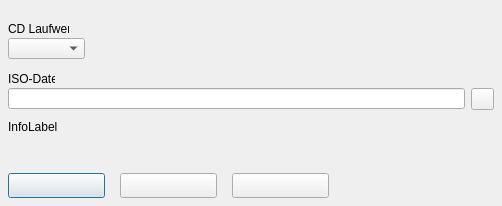
Qt form src/forms/CreateISOImageFormUnit.ui (Eldricos/D-Fend-Reborn) before a commit.
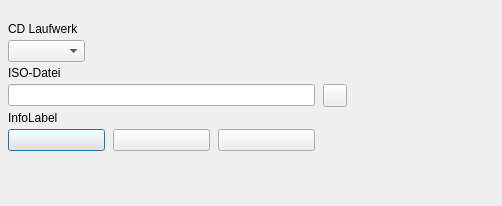
The same form after that commit. Icons and pictures are not drawn.

Commit message: Remaining dialogs: Qt layouts instead of fixed pixel positions

What changed in the file:
```diff
--- a/src/forms/CreateISOImageFormUnit.ui
+++ b/src/forms/CreateISOImageFormUnit.ui
@@ -9,66 +9,98 @@
     <property name="vclKeyPreview" stdset="0"><bool>true</bool></property>
     <property name="vclDesignWidth" stdset="0"><number>502</number></property>
     <property name="vclDesignHeight" stdset="0"><number>206</number></property>
+    <layout class="QGridLayout" name="CreateISOImageForm_Layout" columnstretch="0,0,0,0,1">
+      <property name="leftMargin"><number>8</number></property>
+      <property name="topMargin"><number>22</number></property>
+      <property name="rightMargin"><number>8</number></property>
+      <property name="bottomMargin"><number>8</number></property>
+      <property name="horizontalSpacing"><number>8</number></property>
+      <property name="verticalSpacing"><number>4</number></property>
+      <item row="0" column="0" colspan="5">
     <widget class="QLabel" name="DriveLabel">
-      <property name="geometry"><rect><x>8</x><y>22</y><width>61</width><height>13</height></rect></property>
       <property name="text"><string>CD Laufwerk</string></property>
       <property name="textFormat"><enum>Qt::PlainText</enum></property>
       <property name="alignment"><set>Qt::AlignLeft|Qt::AlignTop</set></property>
-      <property name="vclAutoSize" stdset="0"><bool>true</bool></property>
-    </widget>
-    <widget class="QToolButton" name="FileNameButton">
-      <property name="geometry"><rect><x>471</x><y>88</y><width>23</width><height>22</height></rect></property>
-      <property name="icon"><iconset resource="../../resources/dfend.qrc"><normaloff>:/glyphs/92d9d1a333bceee3.png</normaloff></iconset></property>
-      <property name="iconSize"><size><width>16</width><height>16</height></size></property>
-    </widget>
-    <widget class="QLabel" name="InfoLabel">
-      <property name="geometry"><rect><x>8</x><y>120</y><width>486</width><height>47</height></rect></property>
-      <property name="vclAnchors" stdset="0"><string notr="true">akLeft,akTop,akRight</string></property>
-      <property name="text"><string>InfoLabel</string></property>
-      <property name="textFormat"><enum>Qt::PlainText</enum></property>
-      <property name="wordWrap"><bool>true</bool></property>
-      <property name="alignment"><set>Qt::AlignLeft|Qt::AlignTop</set></property>
-    </widget>
+        </widget>
+      </item>
+      <item row="1" column="0" alignment="Qt::AlignLeft">
     <widget class="QComboBox" name="DriveComboBox">
-      <property name="geometry"><rect><x>8</x><y>38</y><width>77</width><height>21</height></rect></property>
       <property name="editable"><bool>false</bool></property>
       <property name="maxVisibleItems"><number>8</number></property>
-    </widget>
-    <widget class="QLineEdit" name="FileNameEdit">
-      <property name="geometry"><rect><x>8</x><y>88</y><width>457</width><height>21</height></rect></property>
-    </widget>
+          <property name="minimumSize"><size><width>77</width><height>0</height></size></property>
+        </widget>
+      </item>
+      <item row="2" column="0" colspan="5">
     <widget class="QLabel" name="FileNameEdit_EditLabel">
-      <property name="geometry"><rect><x>8</x><y>72</y><width>47</width><height>13</height></rect></property>
       <property name="text"><string>ISO-Datei</string></property>
       <property name="textFormat"><enum>Qt::PlainText</enum></property>
       <property name="vclAutoSize" stdset="0"><bool>true</bool></property>
       <property name="vclFocusControl" stdset="0"><string notr="true">FileNameEdit</string></property>
       <property name="vclLabeledEditOf" stdset="0"><string notr="true">FileNameEdit</string></property>
     </widget>
+      </item>
+      <item row="3" column="0" colspan="3">
+        <widget class="QLineEdit" name="FileNameEdit">
+      </widget>
+      </item>
+      <item row="3" column="3" alignment="Qt::AlignLeft">
+        <widget class="QToolButton" name="FileNameButton">
+          <property name="icon"><iconset resource="../../resources/dfend.qrc"><normaloff>:/glyphs/92d9d1a333bceee3.png</normaloff></iconset></property>
+          <property name="iconSize"><size><width>16</width><height>16</height></size></property>
+          <property name="minimumSize"><size><width>23</width><height>0</height></size></property>
+        </widget>
+      </item>
+      <item row="4" column="0" colspan="5">
+        <widget class="QLabel" name="InfoLabel">
+          <property name="text"><string>InfoLabel</string></property>
+          <property name="textFormat"><enum>Qt::PlainText</enum></property>
+          <property name="wordWrap"><bool>true</bool></property>
+          <property name="alignment"><set>Qt::AlignLeft|Qt::AlignTop</set></property>
+        </widget>
+      </item>
+      <item row="5" column="0" alignment="Qt::AlignLeft">
     <widget class="QPushButton" name="OKButton">
-      <property name="geometry"><rect><x>8</x><y>173</y><width>97</width><height>25</height></rect></property>
-      <property name="text"><string></string></property>
+          <property name="text"><string /></property>
       <property name="autoDefault"><bool>false</bool></property>
       <property name="vclKind" stdset="0"><string notr="true">bkOK</string></property>
       <property name="default"><bool>true</bool></property>
       <property name="vclModalResult" stdset="0"><string notr="true">mrOk</string></property>
       <property name="vclOnClick" stdset="0"><string notr="true">OKButtonClick</string></property>
-    </widget>
+          <property name="minimumSize"><size><width>97</width><height>0</height></size></property>
+        </widget>
+      </item>
+      <item row="5" column="1" alignment="Qt::AlignLeft">
     <widget class="QPushButton" name="CancelButton">
-      <property name="geometry"><rect><x>120</x><y>173</y><width>97</width><height>25</height></rect></property>
-      <property name="text"><string></string></property>
+          <property name="text"><string /></property>
       <property name="autoDefault"><bool>false</bool></property>
       <property name="vclKind" stdset="0"><string notr="true">bkCancel</string></property>
       <property name="vclCancel" stdset="0"><bool>true</bool></property>
       <property name="vclModalResult" stdset="0"><string notr="true">mrCancel</string></property>
-    </widget>
+          <property name="minimumSize"><size><width>97</width><height>0</height></size></property>
+        </widget>
+      </item>
+      <item row="5" column="2" alignment="Qt::AlignLeft">
     <widget class="QPushButton" name="HelpButton">
-      <property name="geometry"><rect><x>232</x><y>173</y><width>97</width><height>25</height></rect></property>
-      <property name="text"><string></string></property>
+          <property name="text"><string /></property>
       <property name="autoDefault"><bool>false</bool></property>
       <property name="vclKind" stdset="0"><string notr="true">bkHelp</string></property>
       <property name="vclOnClick" stdset="0"><string notr="true">HelpButtonClick</string></property>
-    </widget>
+          <property name="minimumSize"><size><width>97</width><height>0</height></size></property>
+        </widget>
+      </item>
+      <item row="0" column="4">
+        <spacer name="CreateISOImageForm_Layout_HFill">
+          <property name="orientation"><enum>Qt::Horizontal</enum></property>
+          <property name="sizeHint" stdset="0"><size><width>0</width><height>0</height></size></property>
+        </spacer>
+      </item>
+      <item row="6" column="0">
+        <spacer name="CreateISOImageForm_VFill">
+          <property name="orientation"><enum>Qt::Vertical</enum></property>
+          <property name="sizeHint" stdset="0"><size><width>0</width><height>0</height></size></property>
+        </spacer>
+      </item>
+    </layout>
   </widget>
   <tabstops>
     <tabstop>FileNameEdit</tabstop>
```
Left out of the diff: 7 changed lines with no effect on the pictures. Lines whose indentation alone changed are shown as unchanged. The commit also changes 102 other files.
